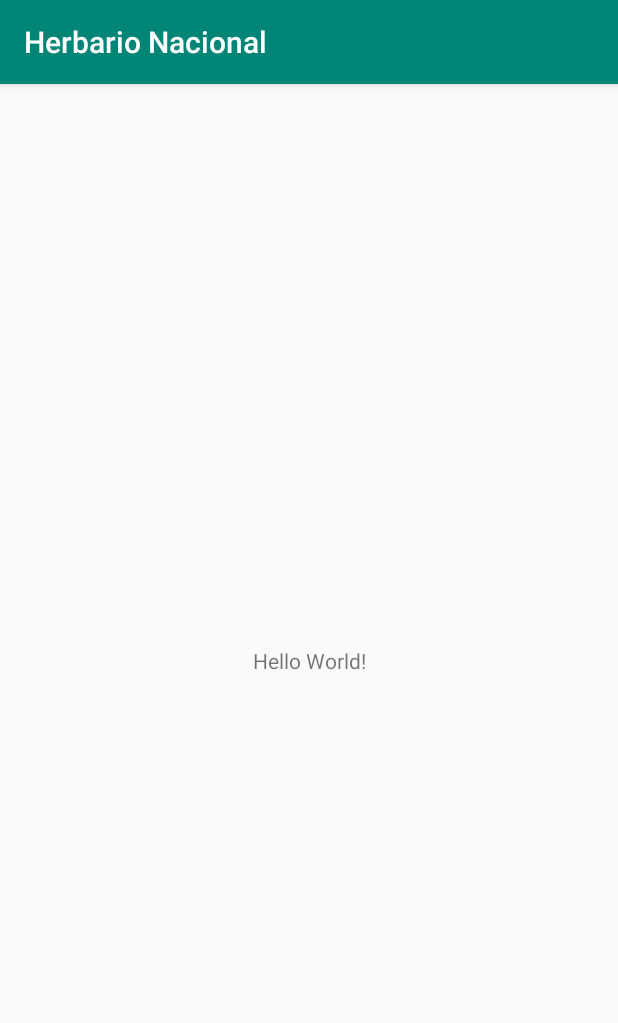
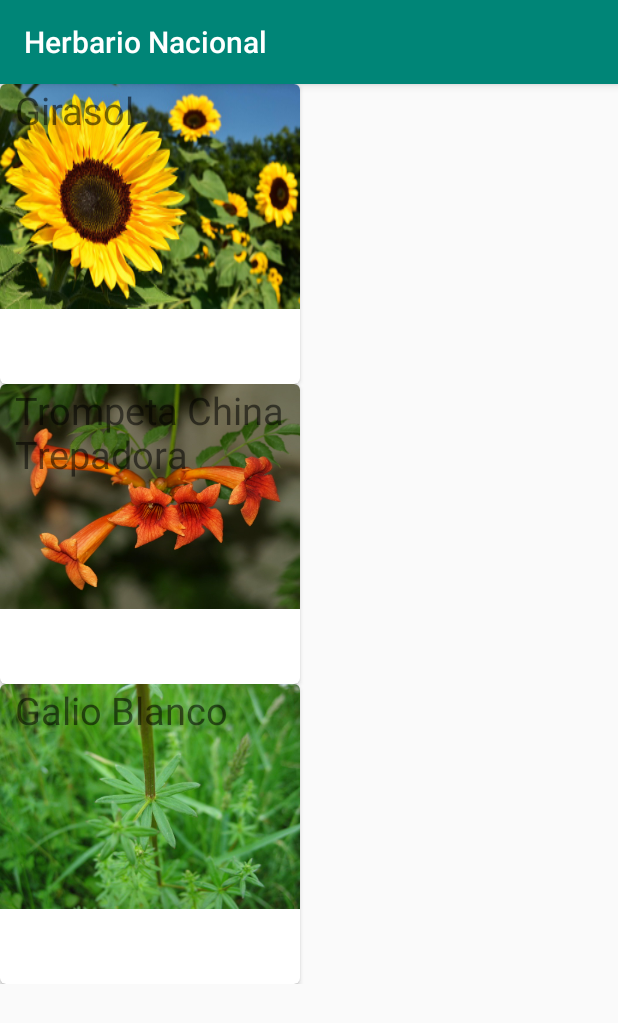
Before and after one commit to Javen17/herbario_nacional, an Android app: the screen it shows after launch (MainActivity), on a phone screen of 412 x 824 dp. Shown: the top 1023 px of the screen. Run offline under Robolectric (Android 15) with nearby library versions, the phone set to English and light mode, and no system bars.

Commit message:
added recyclerview and cardview

```diff
--- a/app/build.gradle
+++ b/app/build.gradle
@@ -25,10 +25,25 @@ android {
 dependencies {
     implementation fileTree(dir: 'libs', include: ['*.jar'])
     implementation"org.jetbrains.kotlin:kotlin-stdlib-jdk7:$kotlin_version"
-    implementation 'androidx.appcompat:appcompat:1.0.2'
-    implementation 'androidx.core:core-ktx:1.0.2'
+    implementation 'androidx.appcompat:appcompat:1.1.0'
+    implementation 'androidx.core:core-ktx:1.1.0'
     implementation 'androidx.constraintlayout:constraintlayout:1.1.3'
     testImplementation 'junit:junit:4.12'
-    androidTestImplementation 'androidx.test.ext:junit:1.1.0'
-    androidTestImplementation 'androidx.test.espresso:espresso-core:3.1.1'
+    androidTestImplementation 'androidx.test.ext:junit:1.1.1'
+    androidTestImplementation 'androidx.test.espresso:espresso-core:3.2.0'
+    implementation 'com.android.support:recyclerview-v7:28.0.0'
+    implementation 'androidx.cardview:cardview:1.0.0'
+    implementation 'com.github.bumptech.glide:glide:4.10.0'
+    annotationProcessor 'com.github.bumptech.glide:compiler:4.10.0'
 }
+
+configurations.all {
+    resolutionStrategy.eachDependency { DependencyResolveDetails details ->
+        def requested = details.requested
+        if (requested.group == "com.android.support") {
+            if (!requested.name.startsWith("multidex")) {
+                details.useVersion "26.+"
+            }
+        }
+    }
+}
--- a/app/src/main/AndroidManifest.xml
+++ b/app/src/main/AndroidManifest.xml
@@ -12,7 +12,6 @@
         <activity android:name=".MainActivity">
             <intent-filter>
                 <action android:name="android.intent.action.MAIN" />
-
                 <category android:name="android.intent.category.LAUNCHER" />
             </intent-filter>
         </activity>
--- a/app/src/main/java/com/example/herbario_nacional/MainActivity.kt
+++ b/app/src/main/java/com/example/herbario_nacional/MainActivity.kt
@@ -2,11 +2,29 @@ package com.example.herbario_nacional
 
 import androidx.appcompat.app.AppCompatActivity
 import android.os.Bundle
+import android.widget.LinearLayout
+import androidx.recyclerview.widget.LinearLayoutManager
+import androidx.recyclerview.widget.RecyclerView
 
 class MainActivity : AppCompatActivity() {
+
 
     override fun onCreate(savedInstanceState: Bundle?) {
         super.onCreate(savedInstanceState)
         setContentView(R.layout.activity_main)
+
+        val recyclerView:RecyclerView = findViewById(R.id.plant_specimen_list)
+
+        recyclerView.layoutManager=LinearLayoutManager(this, RecyclerView.VERTICAL,false)
+
+        val plants = ArrayList<Plant>()
+
+        plants.add(Plant("Girasol", R.drawable.plant1))
+        plants.add(Plant("Trompeta China Trepadora", R.drawable.plant2))
+        plants.add(Plant("Galio Blanco", R.drawable.plant3))
+
+        val adapter = PlantAdapter(plants)
+
+        recyclerView.adapter = adapter
     }
 }
--- /dev/null
+++ b/app/src/main/java/com/example/herbario_nacional/Plant.kt
@@ -0,0 +1,3 @@
+package com.example.herbario_nacional
+
+class Plant(var name: String, var image: Int)
--- /dev/null
+++ b/app/src/main/java/com/example/herbario_nacional/PlantAdapter.kt
@@ -0,0 +1,41 @@
+package com.example.herbario_nacional
+
+import android.view.LayoutInflater
+import android.view.View
+import android.view.ViewGroup
+import android.widget.ImageView
+import android.widget.TextView
+import android.widget.Toast
+import androidx.recyclerview.widget.RecyclerView
+import com.bumptech.glide.Glide
+
+class PlantAdapter(var list:ArrayList<Plant>): RecyclerView.Adapter<PlantAdapter.ViewHolder>() {
+
+    override fun onCreateViewHolder(parent: ViewGroup, viewType: Int): ViewHolder {
+        val vw = LayoutInflater.from(parent.context).inflate(R.layout.plant_item, parent, false)
+
+        return ViewHolder(vw)
+    }
+
+    override fun getItemCount(): Int {
+        return list.size
+    }
+
+    override fun onBindViewHolder(holder: ViewHolder, position: Int) {
+        holder.bindItems(list[position])
+    }
+
+    class ViewHolder(var view: View) : RecyclerView.ViewHolder(view) {
+        fun bindItems(data: Plant) {
+            val title: TextView = itemView.findViewById(R.id.plant_info)
+            val thumbnail: ImageView = itemView.findViewById(R.id.plant_image)
+
+            title.text = data.name
+            Glide.with(itemView.context).load(data.image).into(thumbnail)
+
+            itemView.setOnClickListener {
+                Toast.makeText(itemView.context, "${data.name}", Toast.LENGTH_SHORT).show()
+            }
+        }
+    }
+}
--- a/app/src/main/res/layout/activity_main.xml
+++ b/app/src/main/res/layout/activity_main.xml
@@ -1,18 +1,14 @@
 <?xml version="1.0" encoding="utf-8"?>
-<androidx.constraintlayout.widget.ConstraintLayout xmlns:android="http://schemas.android.com/apk/res/android"
-    xmlns:app="http://schemas.android.com/apk/res-auto"
+<LinearLayout xmlns:android="http://schemas.android.com/apk/res/android"
     xmlns:tools="http://schemas.android.com/tools"
     android:layout_width="match_parent"
     android:layout_height="match_parent"
     tools:context=".MainActivity">
 
-    <TextView
-        android:layout_width="wrap_content"
-        android:layout_height="wrap_content"
-        android:text="Hello World!"
-        app:layout_constraintBottom_toBottomOf="parent"
-        app:layout_constraintLeft_toLeftOf="parent"
-        app:layout_constraintRight_toRightOf="parent"
-        app:layout_constraintTop_toTopOf="parent" />
+    <androidx.recyclerview.widget.RecyclerView
+        android:id="@+id/plant_specimen_list"
+        android:scrollbars="vertical"
+        android:layout_width="match_parent"
+        android:layout_height="wrap_content"/>
 
-</androidx.constraintlayout.widget.ConstraintLayout>
+</LinearLayout>
--- /dev/null
+++ b/app/src/main/res/layout/plant_item.xml
@@ -0,0 +1,25 @@
+<androidx.cardview.widget.CardView xmlns:card_view="http://schemas.android.com/apk/res-auto"
+    xmlns:android="http://schemas.android.com/apk/res/android"
+    android:id="@+id/card_view"
+    android:layout_gravity="center"
+    android:layout_width="200dp"
+    android:layout_height="200dp"
+    card_view:cardCornerRadius="4dp">
+
+    <ImageView
+        android:id="@+id/plant_image"
+        android:layout_width="match_parent"
+        android:layout_height="150dp"
+        android:scaleType="fitXY"
+        android:contentDescription="TODO" />
+
+    <TextView
+        android:id="@+id/plant_info"
+        android:layout_width="match_parent"
+        android:layout_height="match_parent"
+        android:layout_marginLeft="10dp"
+        android:layout_marginStart="10dp"
+        android:textSize="25sp"
+        android:layout_below="@+id/plant_image"/>
+
+</androidx.cardview.widget.CardView>
```
Also changed, not shown: app/src/main/res/drawable-v24/plant1.jpg (added), app/src/main/res/drawable-v24/plant2.jpg (added), app/src/main/res/drawable-v24/plant3.jpeg (added).
